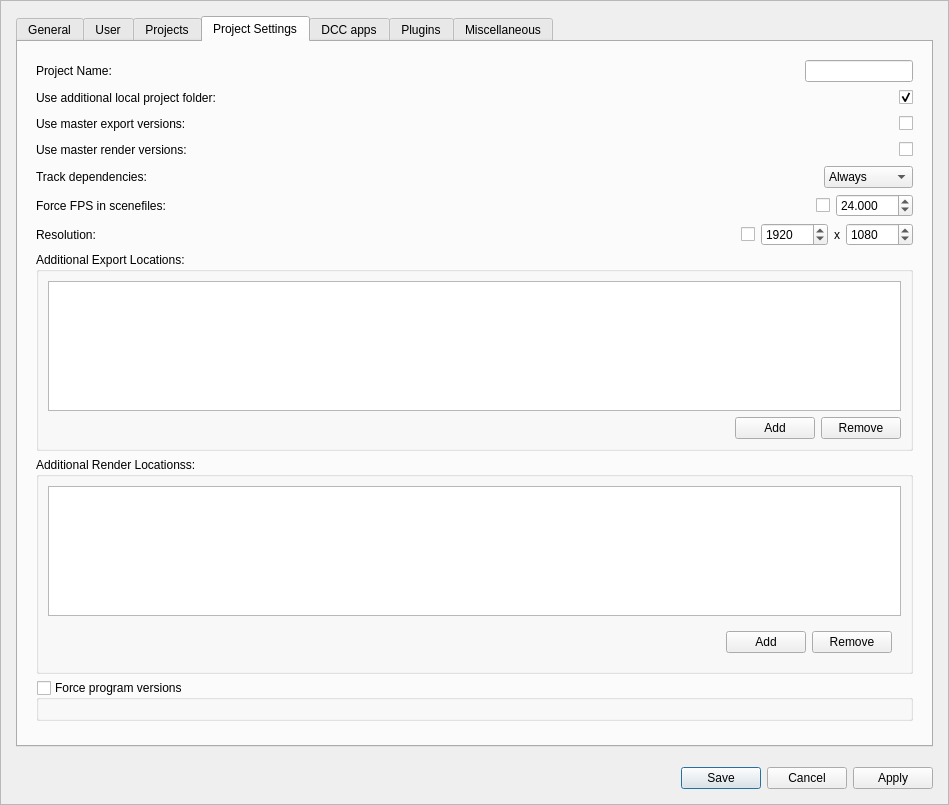
Qt form Prism/Scripts/UserInterfacesPrism/PrismSettings.ui (PrismPipeline/Prism) before a commit.
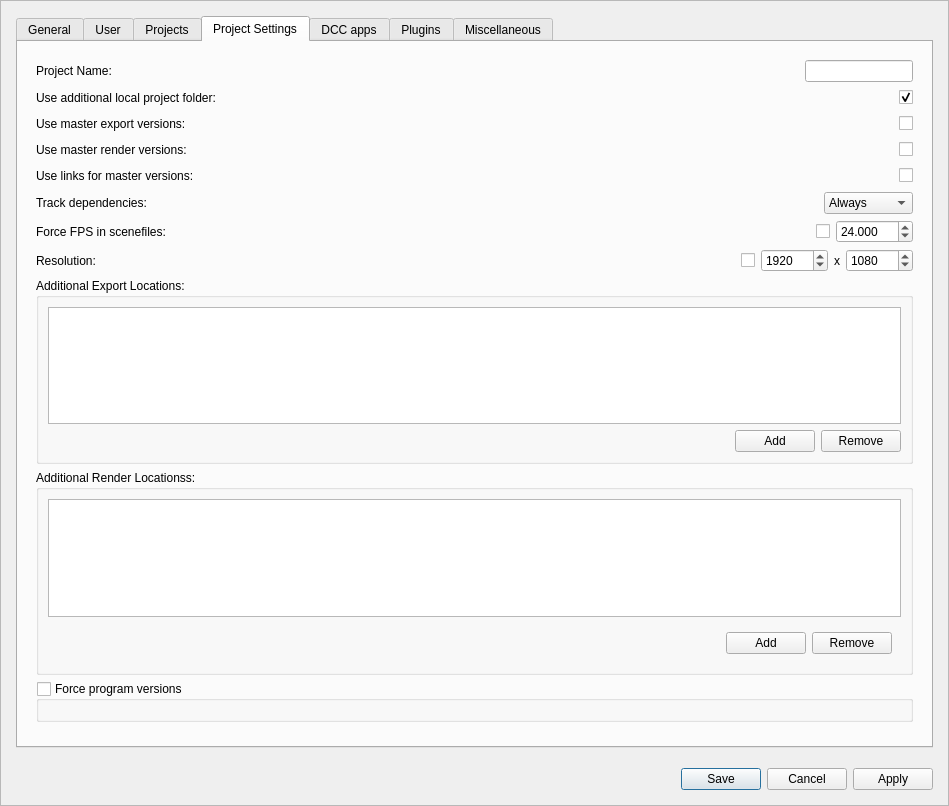
The same form after that commit. The open tabs and pages were chosen to show the change.

Commit message: improved master and shot renaming - v1.3.0.75

Diff of the .ui file:
```diff
--- a/Prism/Scripts/UserInterfacesPrism/PrismSettings.ui
+++ b/Prism/Scripts/UserInterfacesPrism/PrismSettings.ui
@@ -7,7 +7,7 @@
     <x>0</x>
     <y>0</y>
     <width>949</width>
-    <height>805</height>
+    <height>806</height>
    </rect>
   </property>
   <property name="windowTitle">
@@ -31,7 +31,7 @@
         <x>0</x>
         <y>0</y>
         <width>947</width>
-        <height>803</height>
+        <height>804</height>
        </rect>
       </property>
       <layout class="QVBoxLayout" name="verticalLayout_5">
@@ -627,6 +627,42 @@
                 </layout>
                </widget>
               </item>
+              <item>
+               <widget class="QWidget" name="widget_13" native="true">
+                <layout class="QHBoxLayout" name="horizontalLayout_19">
+                 <property name="margin">
+                  <number>0</number>
+                 </property>
+                 <item>
+                  <widget class="QLabel" name="label_9">
+                   <property name="text">
+                    <string>Use links for master versions:</string>
+                   </property>
+                  </widget>
+                 </item>
+                 <item>
+                  <spacer name="horizontalSpacer_14">
+                   <property name="orientation">
+                    <enum>Qt::Horizontal</enum>
+                   </property>
+                   <property name="sizeHint" stdset="0">
+                    <size>
+                     <width>40</width>
+                     <height>20</height>
+                    </size>
+                   </property>
+                  </spacer>
+                 </item>
+                 <item>
+                  <widget class="QCheckBox" name="chb_curPuseHardLinks">
+                   <property name="text">
+                    <string/>
+                   </property>
+                  </widget>
+                 </item>
+                </layout>
+               </widget>
+              </item>
               <item>
                <widget class="QWidget" name="widget_11" native="true">
                 <layout class="QHBoxLayout" name="horizontalLayout_14">
```
The commit also changes 16 other files.
